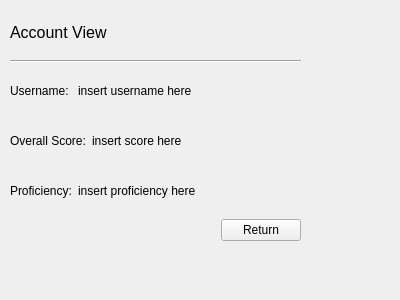
This is profileviewGUI.ui in WyattShawDal/ENGM-4620-PyProject as Qt 5 draws it before an edit. The edited form follows.
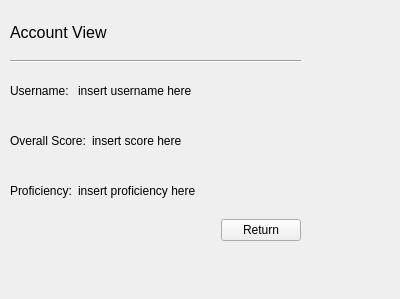
This is the edited form.

What changed in the file:
```diff
--- a/profileviewGUI.ui
+++ b/profileviewGUI.ui
@@ -7,7 +7,7 @@
     <x>0</x>
     <y>0</y>
     <width>400</width>
-    <height>300</height>
+    <height>299</height>
    </rect>
   </property>
   <property name="windowTitle">
```
